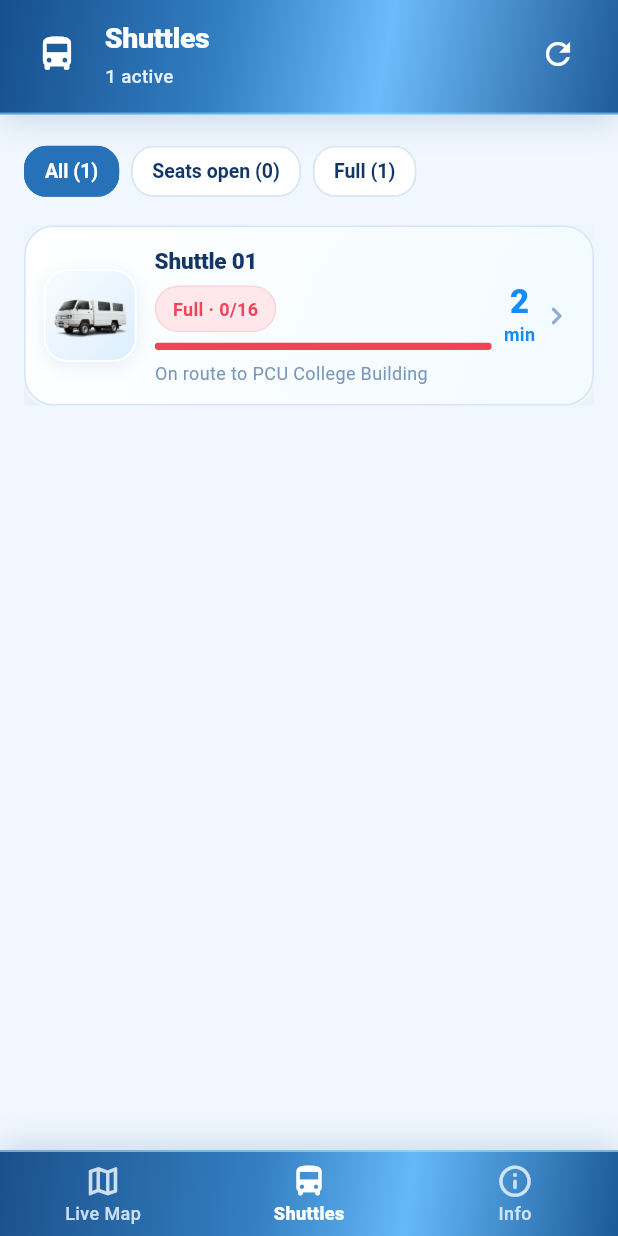
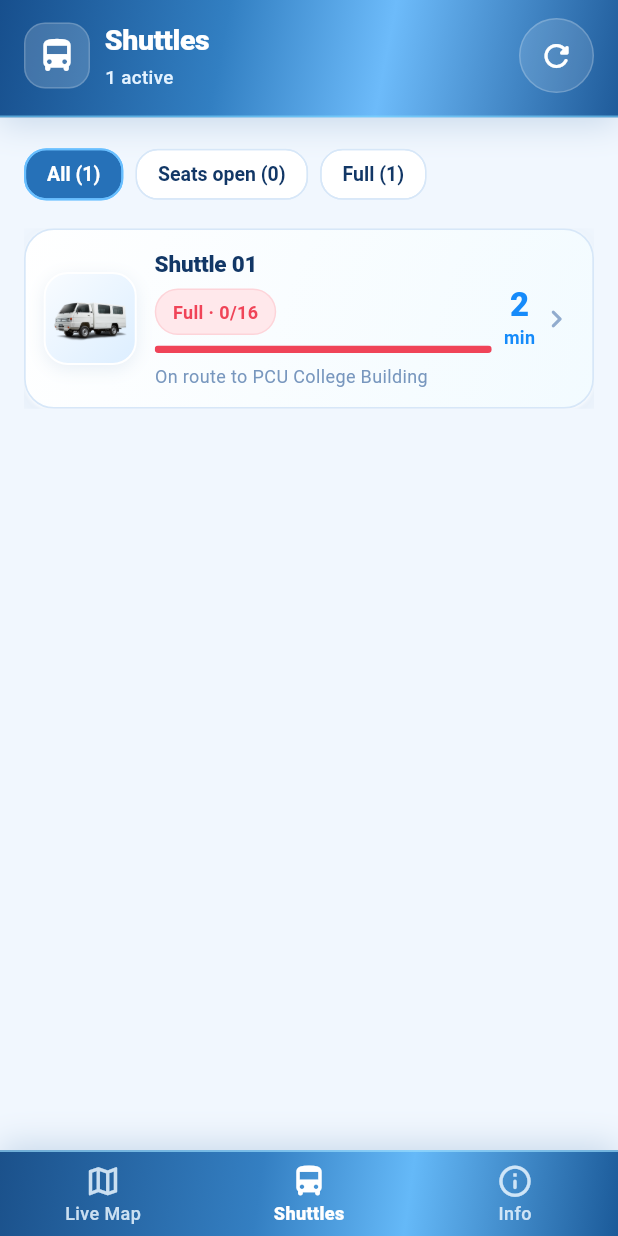
Before and after one commit to mjervalerio-afk/E-Byahe, a Flutter app: the screen it shows after launch, item 2 of the bottom bar chosen, on a phone screen of 412 x 824 dp. Run offline on Flutter 3.47's test engine with Material 3 defaults, Android fonts, the phone set to English and light mode, and no system bars; our stand-ins replace connectivity_plus, flutter_map, latlong2, shimmer, video_player; statements that could not run were skipped.

Commit message:
Polish fleet screen filters and layout

```diff
--- a/lib/screens/shuttles_screen.dart
+++ b/lib/screens/shuttles_screen.dart
@@ -5,7 +5,7 @@ import '../widgets/shuttle_tile.dart';
 
 enum _ShuttleFilter { all, open, full }
 
-/// The Shuttles tab: every shuttle in one list, with filters and refresh.
+/// Searchable-state-free fleet list with quick seat-status filters.
 class ShuttlesScreen extends StatefulWidget {
   final List<Shuttle> shuttles;
   final ValueChanged<Shuttle> onOpenShuttle;
@@ -60,13 +60,18 @@ class _ShuttlesScreenState extends State<ShuttlesScreen> {
       showCheckmark: false,
       onSelected: (_) => setState(() => _filter = value),
       selectedColor: AppColors.metallicBlue,
-      backgroundColor: Colors.white,
-      side: BorderSide(color: selected ? AppColors.metallicBlue : AppColors.line),
+      backgroundColor: Colors.white.withValues(alpha: 0.94),
+      side: BorderSide(
+        color: selected ? const Color(0xFF69BFFF) : AppColors.line,
+        width: selected ? 1.4 : 1,
+      ),
+      shape: RoundedRectangleBorder(borderRadius: BorderRadius.circular(15)),
       labelStyle: TextStyle(
         color: selected ? Colors.white : AppColors.navy,
-        fontWeight: FontWeight.w600,
+        fontWeight: FontWeight.w700,
         fontSize: 13,
       ),
+      padding: const EdgeInsets.symmetric(horizontal: 6, vertical: 8),
     );
   }
 
@@ -75,16 +80,12 @@ class _ShuttlesScreenState extends State<ShuttlesScreen> {
       physics: const AlwaysScrollableScrollPhysics(),
       padding: const EdgeInsets.fromLTRB(16, 60, 16, 24),
       children: [
-        const Icon(Icons.directions_bus_outlined, size: 56, color: Color(0xFFCBD2DB)),
+        const Icon(Icons.directions_bus_outlined, size: 56, color: Color(0xFFB9CCE2)),
         const SizedBox(height: 12),
         const Text(
           'No shuttles match this filter',
           textAlign: TextAlign.center,
-          style: TextStyle(
-            fontWeight: FontWeight.w700,
-            fontSize: 15,
-            color: AppColors.navy,
-          ),
+          style: TextStyle(fontWeight: FontWeight.w700, fontSize: 15, color: AppColors.navy),
         ),
         const SizedBox(height: 4),
         const Text(
@@ -105,22 +106,36 @@ class _ShuttlesScreenState extends State<ShuttlesScreen> {
 
   @override
   Widget build(BuildContext context) {
-    final visible =
-        widget.shuttles.where((s) => _matches(s, _filter)).toList();
+    final visible = widget.shuttles.where((s) => _matches(s, _filter)).toList();
 
-    return Column(
+    return Container(
+      color: AppColors.background,
+      child: Column(
         children: [
           AppHeader(
             title: 'Shuttles',
             subtitle: '${widget.shuttles.length} active',
-          leading: const Padding(
-            padding: EdgeInsets.all(8),
-            child: Icon(Icons.directions_bus, color: Colors.white, size: 28),
+            leading: Container(
+              width: 44,
+              height: 44,
+              decoration: BoxDecoration(
+                color: Colors.white.withValues(alpha: 0.17),
+                borderRadius: BorderRadius.circular(14),
+                border: Border.all(color: Colors.white.withValues(alpha: 0.18)),
               ),
-          trailing: IconButton(
+              child: const Icon(Icons.directions_bus_rounded, color: Colors.white, size: 27),
+            ),
+            trailing: Container(
+              decoration: BoxDecoration(
+                color: Colors.white.withValues(alpha: 0.13),
+                shape: BoxShape.circle,
+                border: Border.all(color: Colors.white.withValues(alpha: 0.2)),
+              ),
+              child: IconButton(
                 tooltip: 'Refresh',
                 onPressed: _handleRefresh,
-            icon: const Icon(Icons.refresh, color: Colors.white),
+                icon: const Icon(Icons.refresh_rounded, color: Colors.white, size: 24),
+              ),
             ),
           ),
           Padding(
@@ -140,6 +155,7 @@ class _ShuttlesScreenState extends State<ShuttlesScreen> {
           ),
           Expanded(
             child: RefreshIndicator(
+              color: AppColors.blue,
               onRefresh: _handleRefresh,
               child: visible.isEmpty
                   ? _buildEmptyState()
@@ -156,6 +172,7 @@ class _ShuttlesScreenState extends State<ShuttlesScreen> {
             ),
           ),
         ],
+      ),
     );
   }
 }
```
Lines whose indentation alone changed are shown as unchanged.
